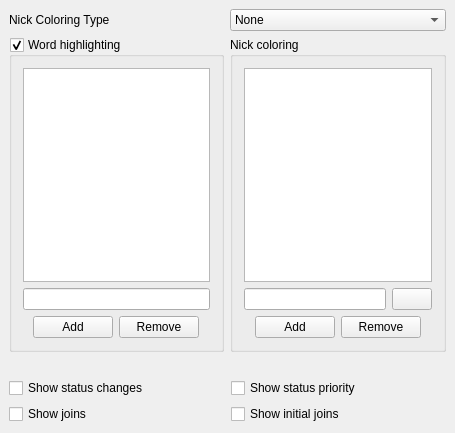
Above: src/options/opt_general_groupchat.ui from psi-im/psi before the change. Below: the same form after it.
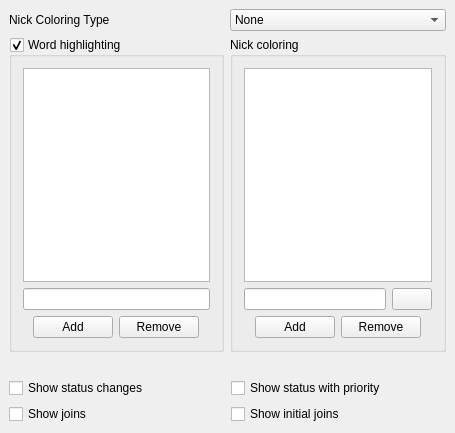
That is the form after the change.

Commit message: Fixed checkbox text according to option name

```diff
--- a/src/options/opt_general_groupchat.ui
+++ b/src/options/opt_general_groupchat.ui
@@ -367,7 +367,7 @@
      <item row="0" column="1">
       <widget class="QCheckBox" name="ck_showStatusPriority">
        <property name="text">
-        <string>Show status priority</string>
+        <string>Show status with priority</string>
        </property>
       </widget>
      </item>
```
The commit also changes 1 other file.
